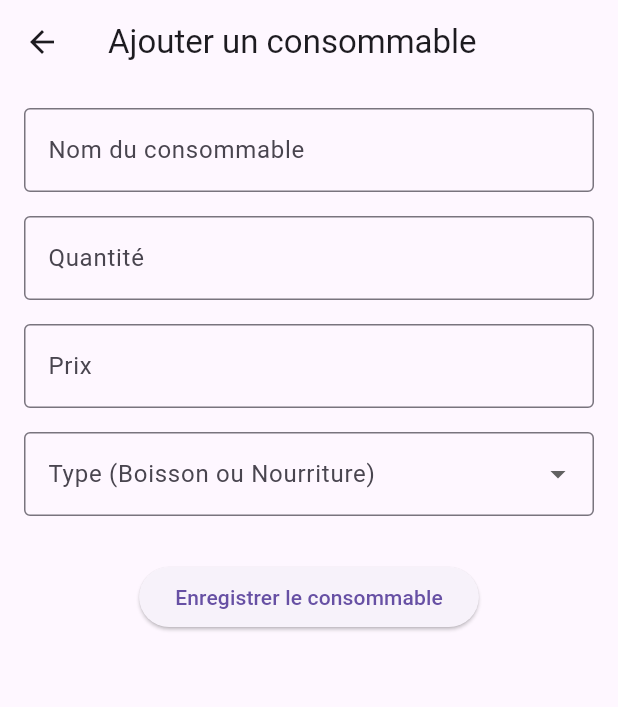
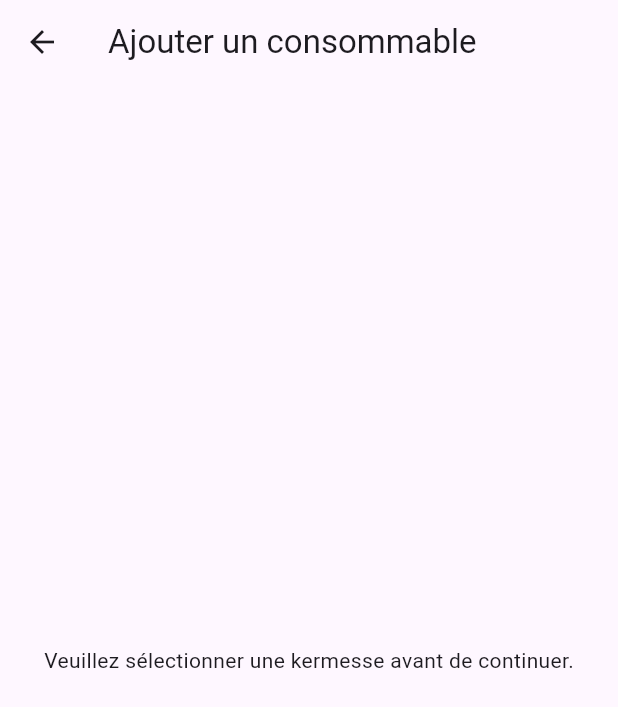
Before and after one commit to ChrisBradford2/Kermessio, a Flutter app: the AddStockPage screen opened directly with empty values, on a phone screen of 412 x 824 dp. Shown: the top 707 px of the screen. Run offline on Flutter 3.47's test engine with Material 3 defaults, Android fonts, the phone set to English and light mode, and no system bars; our stand-ins replace equatable, flutter_bloc, flutter_dotenv, qr_flutter; missing offline and left inert: flutter_barcode_scanner, flutter_stripe.

Commit message:
#9 : Add interractions.

```diff
--- a/front/lib/screens/add_stock_page.dart
+++ b/front/lib/screens/add_stock_page.dart
@@ -1,6 +1,9 @@
 import 'package:flutter/material.dart';
+import 'package:flutter_bloc/flutter_bloc.dart';
 import '../repositories/stock_repository.dart';
 import '../models/stock_model.dart';
+import '../blocs/kermesse_bloc.dart';
+import '../blocs/kermesse_state.dart';
 
 class AddStockPage extends StatefulWidget {
   final StockRepository stockRepository;
@@ -28,56 +31,69 @@ class AddStockPageState extends State<AddStockPage> {
       ),
       body: Padding(
         padding: const EdgeInsets.all(16.0),
-        child: Form(
+        child: BlocBuilder<KermesseBloc, KermesseState>(
+          builder: (context, kermesseState) {
+            // Vérifier si une kermesse est sélectionnée
+            if (kermesseState is KermesseSelected) {
+              return Form(
                 key: _formKey,
                 child: Column(
                   crossAxisAlignment: CrossAxisAlignment.start,
                   children: <Widget>[
-              TextFormField(
-                controller: _itemNameController,
-                decoration: const InputDecoration(
-                  labelText: 'Nom du consommable',
-                  border: OutlineInputBorder(),
+                    _buildTextInputField(_itemNameController, 'Nom du consommable'),
+                    const SizedBox(height: 16.0),
+                    _buildTextInputField(_quantityController, 'Quantité', isNumeric: true),
+                    const SizedBox(height: 16.0),
+                    _buildTextInputField(_priceController, 'Prix', isNumeric: true),
+                    const SizedBox(height: 16.0),
+                    _buildDropdown(),
+                    const SizedBox(height: 30.0),
+                    Center(
+                      child: _isLoading
+                          ? const CircularProgressIndicator()
+                          : ElevatedButton(
+                        onPressed: () {
+                          if (_formKey.currentState!.validate()) {
+                            _saveStock(kermesseState.kermesseId);
+                          }
+                        },
+                        child: const Text('Enregistrer le consommable'),
                       ),
+                    ),
+                  ],
+                ),
+              );
+            } else {
+              return const Center(child: Text('Veuillez sélectionner une kermesse avant de continuer.'));
+            }
+          },
+        ),
+      ),
+    );
+  }
+
+  Widget _buildTextInputField(TextEditingController controller, String label, {bool isNumeric = false}) {
+    return TextFormField(
+      controller: controller,
+      decoration: InputDecoration(
+        labelText: label,
+        border: const OutlineInputBorder(),
+      ),
+      keyboardType: isNumeric ? TextInputType.number : TextInputType.text,
       validator: (value) {
         if (value == null || value.isEmpty) {
-                    return 'Veuillez entrer le nom du consommable';
+          return 'Veuillez entrer $label';
+        }
+        if (isNumeric && int.tryParse(value) == null) {
+          return 'Veuillez entrer un nombre valide';
         }
         return null;
       },
-              ),
-              const SizedBox(height: 16.0),
-              TextFormField(
-                controller: _quantityController,
-                decoration: const InputDecoration(
-                  labelText: 'Quantité',
-                  border: OutlineInputBorder(),
-                ),
-                keyboardType: TextInputType.number,
-                validator: (value) {
-                  if (value == null || value.isEmpty || int.tryParse(value) == null) {
-                    return 'Veuillez entrer une quantité valide';
+    );
   }
-                  return null;
-                },
-              ),
-              const SizedBox(height: 16.0),
-              TextFormField(
-                controller: _priceController,
-                decoration: const InputDecoration(
-                  labelText: 'Prix',
-                  border: OutlineInputBorder(),
-                ),
-                keyboardType: TextInputType.number,
-                validator: (value) {
-                  if (value == null || value.isEmpty || int.tryParse(value) == null) {
-                    return 'Veuillez entrer un prix valide';
-                  }
-                  return null;
-                },
-              ),
-              const SizedBox(height: 16.0),
-              DropdownButtonFormField<String>(
+
+  Widget _buildDropdown() {
+    return DropdownButtonFormField<String>(
       value: _selectedType,
       decoration: const InputDecoration(
         labelText: 'Type (Boisson ou Nourriture)',
@@ -104,28 +120,10 @@ class AddStockPageState extends State<AddStockPage> {
         }
         return null;
       },
-              ),
-              const SizedBox(height: 30.0),
-              Center(
-                child: _isLoading
-                    ? const CircularProgressIndicator()
-                    : ElevatedButton(
-                  onPressed: () {
-                    if (_formKey.currentState!.validate()) {
-                      _saveStock();
-                    }
-                  },
-                  child: const Text('Enregistrer le consommable'),
-                ),
-              ),
-            ],
-          ),
-        ),
-      ),
     );
   }
 
-  void _saveStock() async {
+  void _saveStock(int kermesseId) async {
     final itemName = _itemNameController.text;
     final quantity = int.tryParse(_quantityController.text);
     final price = int.tryParse(_priceController.text);
@@ -149,10 +147,10 @@ class AddStockPageState extends State<AddStockPage> {
         quantity: quantity,
         price: price,
         type: type,
-        boothHolderId: 0,
+        boothHolderId: 0, // Assurez-vous d'envoyer l'utilisateur approprié ici
       );
 
-      final createdStock = await widget.stockRepository.createStock(newStock);
+      final createdStock = await widget.stockRepository.createStock(newStock, kermesseId);
 
       if (createdStock != null) {
         ScaffoldMessenger.of(context).showSnackBar(
--- a/front/pubspec.yaml
+++ b/front/pubspec.yaml
@@ -42,6 +42,7 @@ dependencies:
   flutter_dotenv: ^5.1.0
   qr_flutter: ^4.1.0
   flutter_barcode_scanner: ^2.0.0
+  intl: ^0.19.0
 
 dev_dependencies:
   flutter_test:
```
Also changed, not shown: front/lib/repositories/stock_repository.dart (+5 -2 lines), front/lib/screens/child/child_details_page.dart (+108 -2 lines), front/lib/screens/select_kermesse_page.dart (+40 -9 lines), front/pubspec.lock, 7 other files. Lines whose indentation alone changed are shown as unchanged.
